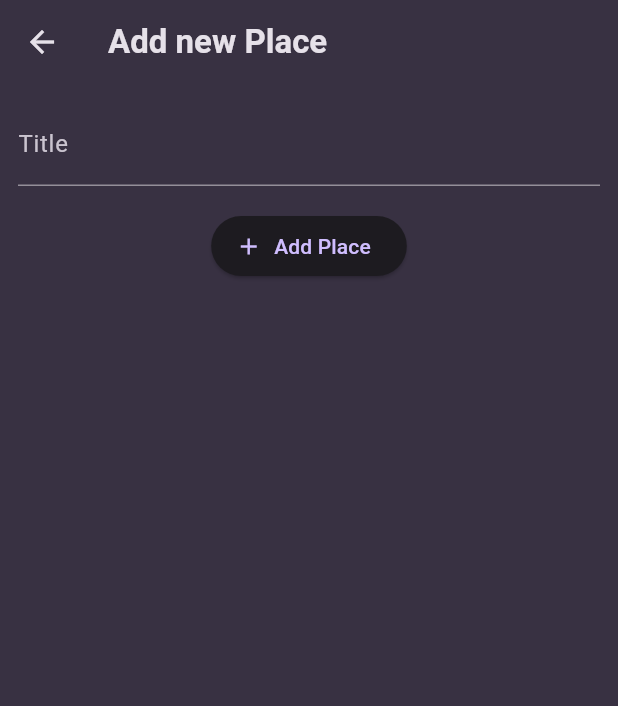
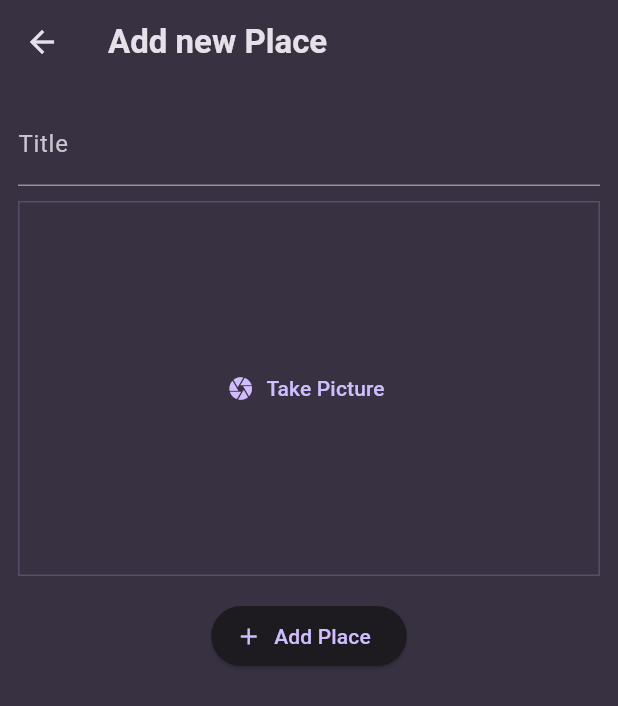
Before and after one commit to javakanaya/flutter-udemy, a Flutter app: the AddPlaceScreen screen opened directly, on a phone screen of 412 x 824 dp. Shown: the top 706 px of the screen. Run offline on Flutter 3.47's test engine with Material 3 defaults, Android fonts, the phone set to English and light mode, and no system bars; our stand-ins replace flutter_riverpod, google_fonts, transparent_image.

Commit message:
feat: image input, and installing image_picker library for iOS

```diff
--- a/favorite_places/lib/screens/add_place.dart
+++ b/favorite_places/lib/screens/add_place.dart
@@ -1,4 +1,5 @@
 import 'package:favorite_places/providers/user_places.dart';
+import 'package:favorite_places/widgets/image_input.dart';
 import 'package:flutter/material.dart';
 import 'package:flutter_riverpod/flutter_riverpod.dart';
 
@@ -49,6 +50,8 @@ class _AddPlaceScreenState extends ConsumerState<AddPlaceScreen> {
                 color: Theme.of(context).colorScheme.onSurface,
               ),
             ),
+            const SizedBox(height: 10),
+            ImageInput(),
             const SizedBox(height: 16),
             ElevatedButton.icon(
               onPressed: _savePlace,
--- /dev/null
+++ b/favorite_places/lib/widgets/image_input.dart
@@ -0,0 +1,34 @@
+import 'package:flutter/material.dart';
+
+class ImageInput extends StatefulWidget {
+  const ImageInput({super.key});
+  @override
+  State<ImageInput> createState() {
+    return _ImageInputState();
+  }
+}
+
+class _ImageInputState extends State<ImageInput> {
+  void _takePicture() {}
+
+  @override
+  Widget build(BuildContext context) {
+    return Container(
+      decoration: BoxDecoration(
+        border: Border.all(
+          width: 1,
+          color: Theme.of(context).colorScheme.primary.withOpacity(0.2),
+        ),
+      ),
+      height: 250,
+      width: double.infinity, // as wide as possible
+      alignment:
+          Alignment.center, // center the child horizontaly and verticaly,
+      child: TextButton.icon(
+        icon: const Icon(Icons.camera),
+        label: const Text('Take Picture'),
+        onPressed: _takePicture,
+      ),
+    );
+  }
+}
--- a/favorite_places/pubspec.yaml
+++ b/favorite_places/pubspec.yaml
@@ -38,6 +38,7 @@ dependencies:
   google_fonts: ^6.2.1
   uuid: ^4.5.1
   flutter_riverpod: ^2.6.1
+  image_picker: ^1.1.2
 
 dev_dependencies:
   flutter_test:
```
Also changed, not shown: favorite_places/pubspec.lock, 9 other files.
